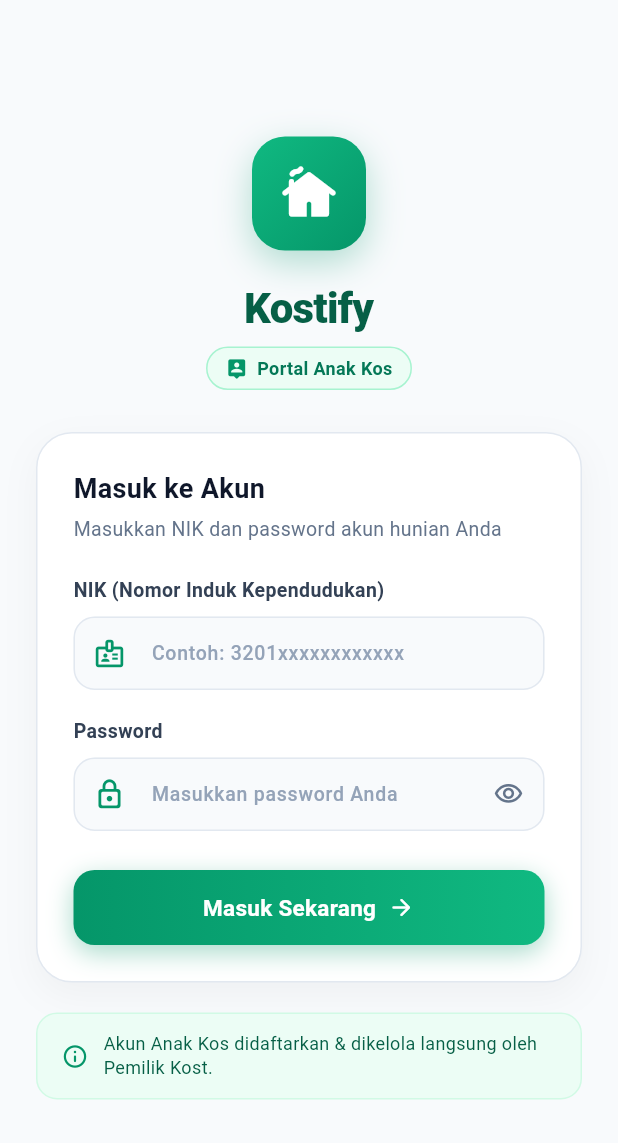
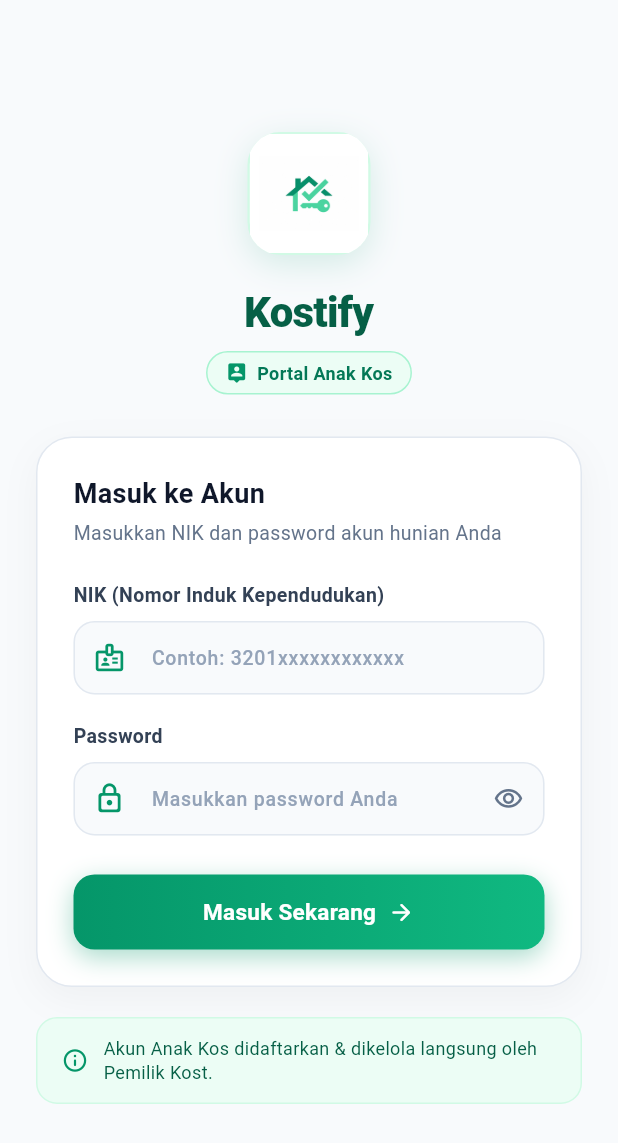
Before and after one commit to dxtnd/kostify, a Flutter app: the screen it shows after launch, on a phone screen of 412 x 824 dp. Shown: the top 1143 px of the screen. Run offline on Flutter 3.47's test engine with Material 3 defaults, Android fonts, the phone set to English and light mode, and no system bars; our stand-ins replace file_picker, firebase_core, firebase_messaging, shared_preferences; accounts and stored records are empty.

Commit message:
feat(mobile): replace default flutter launcher icon and in-app branding with custom Kostify logo

```diff
--- a/kostify_mobile/lib/screens/tenant/tenant_login_screen.dart
+++ b/kostify_mobile/lib/screens/tenant/tenant_login_screen.dart
@@ -118,30 +118,27 @@ class _TenantLoginScreenState extends State<TenantLoginScreen> {
                     // BRAND LOGO & TITLE
                     // =========================
                     Container(
-                      width: 76,
-                      height: 76,
+                      width: 82,
+                      height: 82,
                       decoration: BoxDecoration(
-                        gradient: const LinearGradient(
-                          begin: Alignment.topLeft,
-                          end: Alignment.bottomRight,
-                          colors: [
-                            Color(0xFF10B981),
-                            Color(0xFF059669),
-                          ],
+                        color: Colors.white,
+                        borderRadius: BorderRadius.circular(22),
+                        border: Border.all(
+                          color: const Color(0xFFD1FAE5),
+                          width: 1.5,
                         ),
-                        borderRadius: BorderRadius.circular(22),
                         boxShadow: [
                           BoxShadow(
-                            color: const Color(0xFF059669).withValues(alpha: 0.3),
-                            blurRadius: 20,
-                            offset: const Offset(0, 8),
+                            color: const Color(0xFF059669).withValues(alpha: 0.15),
+                            blurRadius: 18,
+                            offset: const Offset(0, 6),
                           ),
                         ],
                       ),
-                      child: const Icon(
-                        Icons.cottage_rounded,
-                        color: Colors.white,
-                        size: 40,
+                      clipBehavior: Clip.antiAlias,
+                      child: Image.asset(
+                        'assets/icon/app_logo.png',
+                        fit: BoxFit.contain,
                       ),
                     ),
 
--- a/kostify_mobile/pubspec.yaml
+++ b/kostify_mobile/pubspec.yaml
@@ -62,6 +62,9 @@ flutter:
   # the material Icons class.
   uses-material-design: true
 
+  assets:
+    - assets/icon/
+
   # To add assets to your application, add an assets section, like this:
   # assets:
   #   - images/a_dot_burr.jpeg
```
Also changed, not shown: kostify_mobile/lib/screens/tenant/tenant_dashboard_screen.dart (+7 -6 lines), kostify_mobile/assets/icon/app_logo.png (added), 11 other files.
